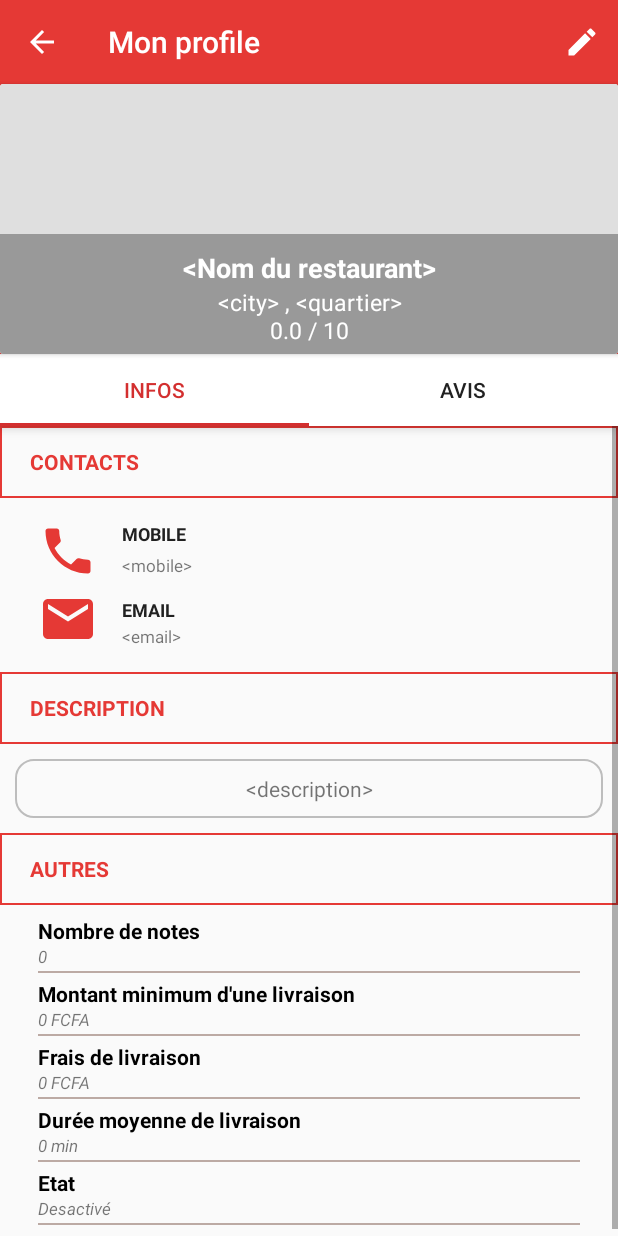
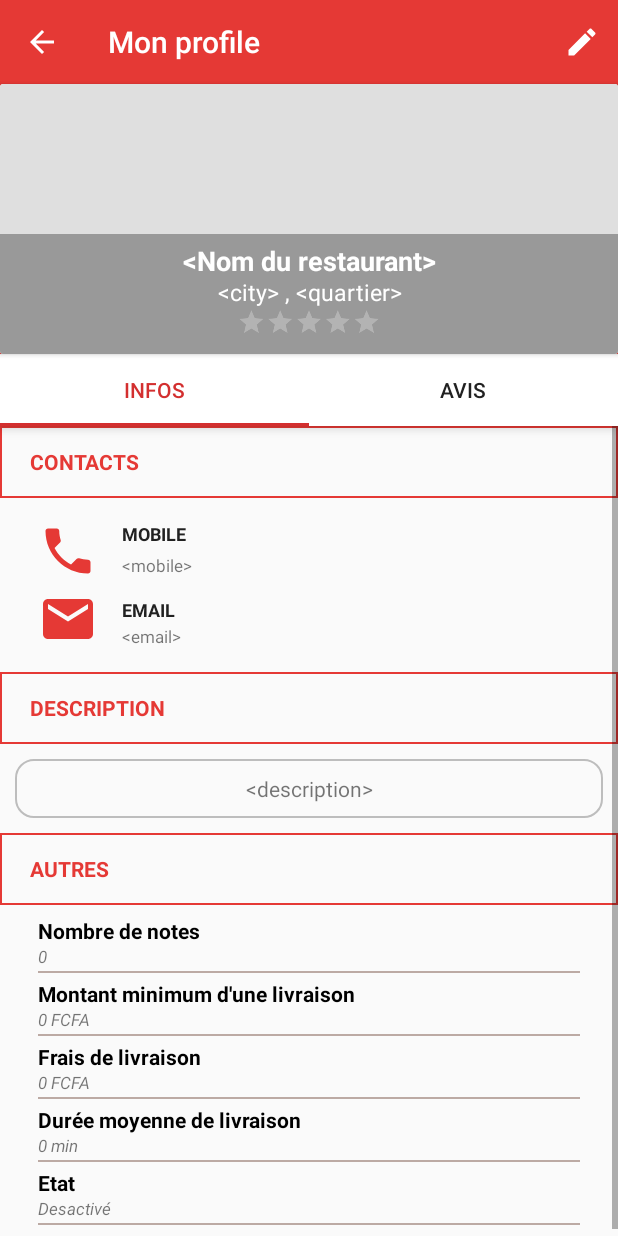
Before and after one commit to ruvic/SpeedUpResto, an Android app: the MainActivity screen opened directly, with no data from a screen before it, in the side drawer, after a tap on "Mon Profile", on a phone screen of 412 x 824 dp. Run offline under Robolectric (Android 15) with nearby library versions, the phone set to English and light mode, and no system bars; libraries missing offline, so code that uses them is left out: com.jaredrummler.materialspinner; pictures from the network do not load.

Commit message:
Gestion des ratingBar et de l'icone de l'app

```diff
--- a/app/src/main/java/com/example/mbogniruvic/speedupresto/ProfileActivity.java
+++ b/app/src/main/java/com/example/mbogniruvic/speedupresto/ProfileActivity.java
@@ -14,6 +14,7 @@ import android.view.Menu;
 import android.view.MenuItem;
 import android.view.View;
 import android.widget.ImageView;
+import android.widget.RatingBar;
 import android.widget.TextView;
 
 import com.example.mbogniruvic.speedupresto.Fragments.ProfileAvisFragment;
@@ -34,7 +35,7 @@ public class ProfileActivity extends AppCompatActivity {
     private ImageView profileImageView;
     private TextView restoNomView;
     private TextView localView;
-    private TextView noteView;
+    private RatingBar noteRatingBar;
     private RestaurantPreferencesDB shareDB;
 
     @Override
@@ -62,7 +63,7 @@ public class ProfileActivity extends AppCompatActivity {
         profileImageView=(ImageView)findViewById(R.id.prof_image);
         restoNomView=(TextView)findViewById(R.id.prof_resto_name);
         localView=(TextView)findViewById(R.id.prof_local);
-        noteView=(TextView)findViewById(R.id.prof_note);
+        noteRatingBar=(RatingBar) findViewById(R.id.ProfileRatingBar);
 
         //init field
         shareDB=MainActivity.shareDB;
@@ -78,7 +79,10 @@ public class ProfileActivity extends AppCompatActivity {
         String local=shareDB.getString(RestaurantPreferencesDB.CITY_KEY, "<city>")+" , "
                 +shareDB.getString(RestaurantPreferencesDB.QUARTIER_KEY, "<quartier>");
         localView.setText(local);
-        noteView.setText(shareDB.getFloat(RestaurantPreferencesDB.NOTE_KEY, 0.0f)+" / 10");
+
+        float note=shareDB.getFloat(RestaurantPreferencesDB.NOTE_KEY, 0);
+        long nbrNote=shareDB.getLong(RestaurantPreferencesDB.NBER_NOTE_KEY, 0);
+        noteRatingBar.setRating(note/5.0f);
 
     }
 
--- a/app/src/main/res/layout/activity_profile.xml
+++ b/app/src/main/res/layout/activity_profile.xml
@@ -9,25 +9,25 @@
     tools:context="com.example.mbogniruvic.speedupresto.ProfileActivity">
 
     <android.support.design.widget.AppBarLayout
+        android:layout_width="match_parent"
         android:layout_height="wrap_content"
-        android:layout_width="match_parent"
         android:theme="@style/AppTheme.AppBarOverlay">
 
         <android.support.v7.widget.Toolbar
             android:id="@+id/toolbar"
-            app:title="Mon profile"
-            app:navigationIcon="@drawable/ic_arrow_back_white_24dp"
             android:layout_width="match_parent"
             android:layout_height="?attr/actionBarSize"
             android:background="?attr/colorPrimary"
             android:logo="@drawable/ic_arrow_back_white_24dp"
-            app:popupTheme="@style/AppTheme.PopupOverlay" />
+            app:navigationIcon="@drawable/ic_arrow_back_white_24dp"
+            app:popupTheme="@style/AppTheme.PopupOverlay"
+            app:title="Mon profile" />
 
         <android.support.v7.widget.CardView
             android:id="@+id/voir_plus_card"
-            android:clickable="true"
             android:layout_width="match_parent"
             android:layout_height="180dp"
+            android:clickable="true"
             app:cardBackgroundColor="@color/white">
 
             <FrameLayout
@@ -39,48 +39,66 @@
                     android:id="@+id/prof_image"
                     android:layout_width="match_parent"
                     android:layout_height="match_parent"
+                    android:foreground="#20000000"
                     android:scaleType="centerCrop"
-                    android:src="@drawable/ic_image_empty"
-                    android:foreground="#20000000"/>
+                    android:src="@drawable/ic_image_empty" />
 
                 <RelativeLayout
-                    android:orientation="horizontal"
                     android:layout_width="match_parent"
                     android:layout_height="80dp"
+                    android:layout_gravity="bottom"
                     android:background="#50000000"
-                    android:layout_gravity="bottom">
+                    android:orientation="horizontal">
 
                     <TextView
                         android:id="@+id/prof_resto_name"
-                        android:textColor="@color/white"
                         android:layout_width="match_parent"
                         android:layout_height="wrap_content"
+                        android:layout_alignParentStart="true"
+                        android:layout_alignParentTop="true"
+                        android:layout_marginTop="5dp"
                         android:gravity="center_horizontal"
-                        android:layout_marginTop="10dp"
+                        android:text="Restaurant Tchop Tchop"
+                        android:textColor="@color/white"
                         android:textSize="18sp"
-                        android:text="Restaurant Tchop Tchop"
-                        android:textStyle="bold"/>
+                        android:textStyle="bold" />
 
                     <TextView
-                        android:layout_below="@id/prof_resto_name"
+                        android:id="@+id/prof_local"
                         android:layout_width="match_parent"
                         android:layout_height="wrap_content"
+                        android:gravity="center"
+                        android:layout_marginTop="28dp"
+                        android:text="Essos, Yaoundé"
+                        android:textColor="@color/white"
                         android:textSize="15sp"
-                        android:id="@+id/prof_local"
-                        android:gravity="center"
-                        android:textColor="@color/white"
-                        android:text="Essos, Yaoundé" />
+                        android:layout_alignParentLeft="true" />
+
+                    <RatingBar
+                        android:id="@+id/ProfileRatingBar"
+                        android:layout_width="wrap_content"
+                        android:layout_height="44dp"
+                        android:layout_alignParentBottom="true"
+                        android:layout_centerHorizontal="true"
+                        android:layout_marginBottom="0dp"
+                        android:clickable="false"
+                        android:padding="0dp"
+                        android:isIndicator="true"
+                        android:rating="0"
+                        android:scaleX="0.4"
+                        android:scaleY="0.4" />
 
                     <TextView
                         android:id="@+id/prof_note"
+                        android:layout_width="match_parent"
+                        android:layout_height="wrap_content"
                         android:layout_alignParentBottom="true"
                         android:layout_marginBottom="5dp"
-                        android:layout_width="match_parent"
-                        android:layout_height="wrap_content"
+                        android:gravity="center"
+                        android:text="Essos, Yaoundé"
+                        android:textColor="@color/white"
                         android:textSize="15sp"
-                        android:gravity="center"
-                        android:textColor="@color/white"
-                        android:text="Essos, Yaoundé" />
+                        android:visibility="gone" />
 
 
                 </RelativeLayout>
@@ -94,11 +112,11 @@
             android:layout_width="match_parent"
             android:layout_height="wrap_content"
             android:background="@color/white"
-            app:tabSelectedTextColor="@color/colorPrimaryDark"
-            app:tabTextColor="@color/gris_mat"
+            app:tabGravity="fill"
             app:tabIndicatorColor="@color/colorPrimaryDark"
             app:tabMode="fixed"
-            app:tabGravity="fill" />
+            app:tabSelectedTextColor="@color/colorPrimaryDark"
+            app:tabTextColor="@color/gris_mat" />
 
     </android.support.design.widget.AppBarLayout>
 
```
Also changed, not shown: app/src/main/ic_launcher-web.png (added), app/src/main/res/mipmap-hdpi/ic_launcher.png, app/src/main/res/mipmap-mdpi/ic_launcher.png, app/src/main/res/mipmap-xhdpi/ic_launcher.png, app/src/main/res/mipmap-xxhdpi/ic_launcher.png, app/src/main/res/mipmap-xxxhdpi/ic_launcher.png.
